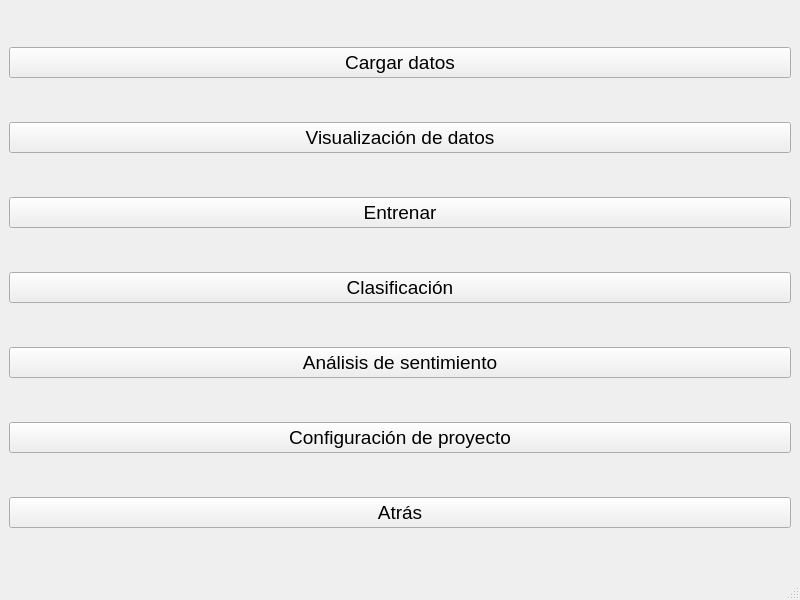
This is Interfaces/UI/view_menu_seleccion.ui in adrianvillanueva997/computation_lab_2 as Qt 5 draws it before an edit. The edited form follows.
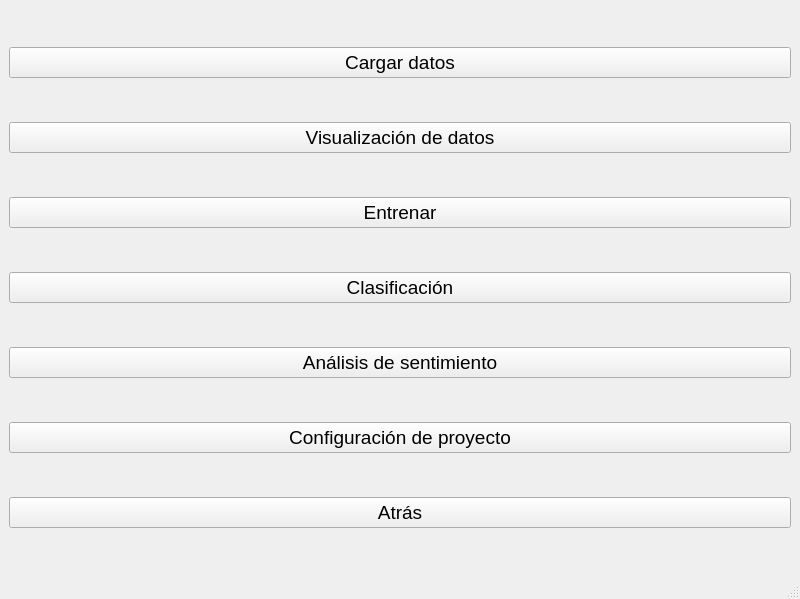
This is the edited form.

Commit message: Ventana de clasificar implementación mínima

```diff
--- a/Interfaces/UI/view_menu_seleccion.ui
+++ b/Interfaces/UI/view_menu_seleccion.ui
@@ -7,7 +7,7 @@
     <x>0</x>
     <y>0</y>
     <width>800</width>
-    <height>600</height>
+    <height>599</height>
    </rect>
   </property>
   <property name="windowTitle">
```
The commit also changes 5 other files.
